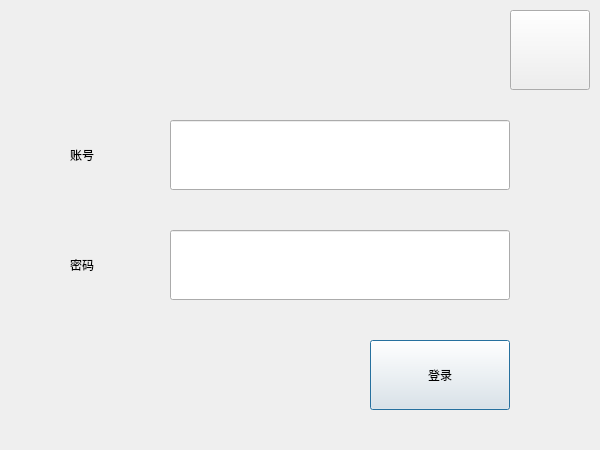
First picture: the form in src/XMusic/ui/logindlg.ui, repository 1028417/XMusic, before the edit.
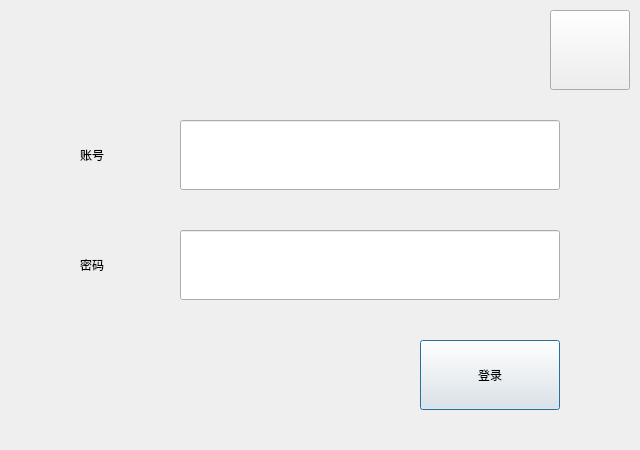
Second picture: the form after the edit. Icons and pictures are not drawn. Custom widgets are drawn as their Qt base class.

```diff
--- a/src/XMusic/ui/logindlg.ui
+++ b/src/XMusic/ui/logindlg.ui
@@ -6,7 +6,7 @@
    <rect>
     <x>0</x>
     <y>0</y>
-    <width>600</width>
+    <width>640</width>
     <height>450</height>
    </rect>
   </property>
@@ -16,9 +16,9 @@
   <widget class="QLineEdit" name="editUser">
    <property name="geometry">
     <rect>
-     <x>170</x>
+     <x>180</x>
      <y>120</y>
-     <width>340</width>
+     <width>380</width>
      <height>70</height>
     </rect>
    </property>
@@ -32,7 +32,7 @@
   <widget class="CButton" name="btnLogin">
    <property name="geometry">
     <rect>
-     <x>370</x>
+     <x>420</x>
      <y>340</y>
      <width>140</width>
      <height>70</height>
@@ -63,7 +63,7 @@
   <widget class="CButton" name="btnX">
    <property name="geometry">
     <rect>
-     <x>510</x>
+     <x>550</x>
      <y>10</y>
      <width>80</width>
      <height>80</height>
@@ -91,9 +91,9 @@
   <widget class="QLineEdit" name="editPwd">
    <property name="geometry">
     <rect>
-     <x>170</x>
+     <x>180</x>
      <y>230</y>
-     <width>340</width>
+     <width>380</width>
      <height>70</height>
     </rect>
    </property>
@@ -110,7 +110,7 @@
   <widget class="CLabel" name="labelUser">
    <property name="geometry">
     <rect>
-     <x>70</x>
+     <x>80</x>
      <y>120</y>
      <width>100</width>
      <height>70</height>
@@ -123,7 +123,7 @@
   <widget class="CLabel" name="labelPwd">
    <property name="geometry">
     <rect>
-     <x>70</x>
+     <x>80</x>
      <y>230</y>
      <width>100</width>
      <height>70</height>
@@ -138,7 +138,7 @@
     <rect>
      <x>10</x>
      <y>10</y>
-     <width>490</width>
+     <width>530</width>
      <height>80</height>
     </rect>
    </property>
```
